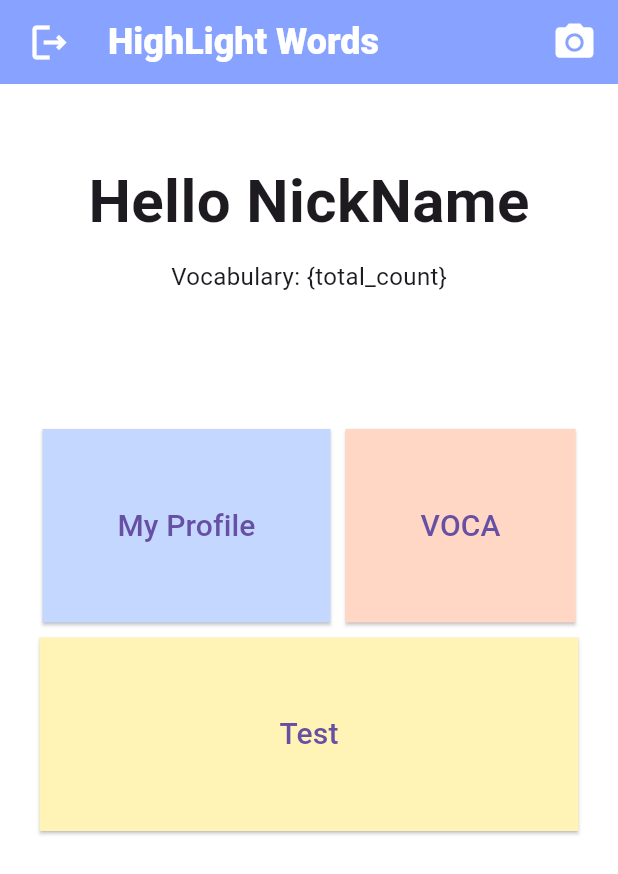
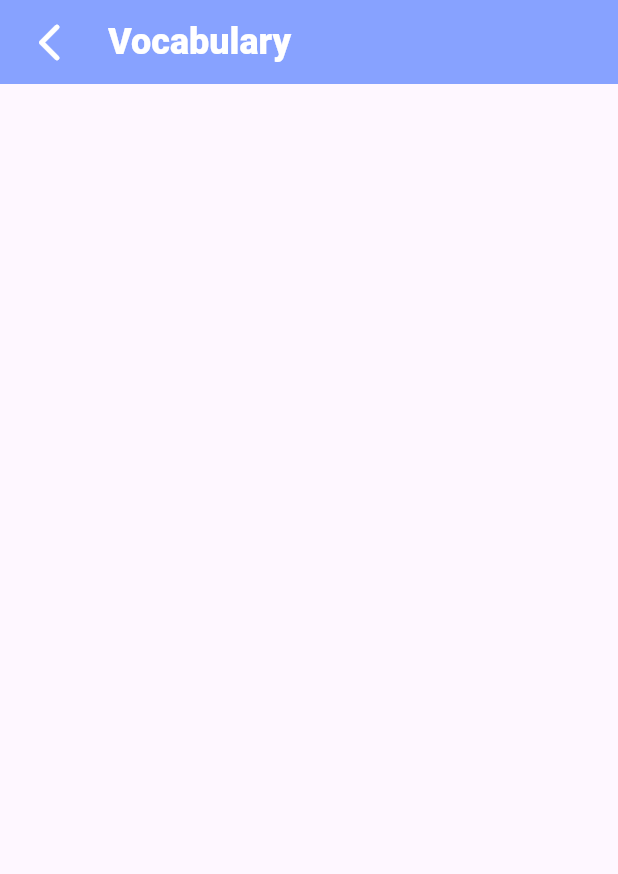
Before and after one commit to Parkseojin2001/Highlight-word, a Flutter app: the screen it shows after launch, after a tap on "VOCA", on a phone screen of 412 x 824 dp. Shown: the top 874 px of the screen. Run offline on Flutter 3.47's test engine with Material 3 defaults, Android fonts, the light colour scheme and no system bars.

Commit message:
home_screen UI 구현

```diff
--- a/frontend/lib/screens/home_screen.dart
+++ b/frontend/lib/screens/home_screen.dart
@@ -1,14 +1,17 @@
-import 'dart:ui';
+import 'package:flutter/material.dart';
+import 'package:frontend/screens/login_screen.dart';
+import 'package:frontend/screens/test_screen.dart';
+import 'package:frontend/screens/voca_screen.dart';
+import 'package:frontend/screens/profile_screen.dart';
 
-import 'package:flutter/cupertino.dart';
-import 'package:flutter/material.dart';
-import 'package:flutter/painting.dart';
-import 'package:flutter/rendering.dart';
-import 'package:flutter/widgets.dart';
-
-class HomeScreen extends StatelessWidget {
+class HomeScreen extends StatefulWidget {
   const HomeScreen({super.key});
 
+  @override
+  State<HomeScreen> createState() => _HomeScreenState();
+}
+
+class _HomeScreenState extends State<HomeScreen> {
   @override
   Widget build(BuildContext context) {
     return MaterialApp(
@@ -20,14 +23,21 @@ class HomeScreen extends StatelessWidget {
             style: TextStyle(
                 fontSize: 24, fontWeight: FontWeight.w800, color: Colors.white),
           ),
-          leading: const IconButton(
-            padding: EdgeInsets.only(left: 10),
-            icon: Icon(
+          leading: IconButton(
+            padding: const EdgeInsets.only(left: 10),
+            icon: const Icon(
               Icons.logout_outlined,
               color: Colors.white,
               size: 30,
             ),
-            onPressed: null,
+            onPressed: () {
+              Navigator.push(
+                context,
+                MaterialPageRoute(
+                  builder: (context) => const LoginScreen(),
+                ),
+              );
+            },
           ),
           actions: const [
             IconButton(
@@ -86,7 +96,13 @@ class HomeScreen extends StatelessWidget {
                           borderRadius: BorderRadius.zero,
                         ),
                       ),
-                      onPressed: () {},
+                      onPressed: () {
+                        Navigator.push(
+                          context,
+                          MaterialPageRoute(
+                              builder: (content) => const ProfileScreen()),
+                        );
+                      },
                       child: const Text(
                         "My Profile",
                         style: TextStyle(
@@ -97,12 +113,19 @@ class HomeScreen extends StatelessWidget {
                     const SizedBox(width: 10),
                     ElevatedButton(
                       style: ElevatedButton.styleFrom(
-                          backgroundColor: const Color(0xffFFD7C4),
-                          padding: const EdgeInsets.all(50),
-                          shape: const RoundedRectangleBorder(
-                            borderRadius: BorderRadius.zero,
-                          )),
-                      onPressed: () {},
+                        backgroundColor: const Color(0xffFFD7C4),
+                        padding: const EdgeInsets.all(50),
+                        shape: const RoundedRectangleBorder(
+                          borderRadius: BorderRadius.zero,
+                        ),
+                      ),
+                      onPressed: () {
+                        Navigator.push(
+                          context,
+                          MaterialPageRoute(
+                              builder: (content) => const VocaScreen()),
+                        );
+                      },
                       child: const Text(
                         "VOCA",
                         style: TextStyle(
@@ -125,7 +148,13 @@ class HomeScreen extends StatelessWidget {
                           borderRadius: BorderRadius.zero,
                         ),
                       ),
-                      onPressed: () {},
+                      onPressed: () {
+                        Navigator.push(
+                          context,
+                          MaterialPageRoute(
+                              builder: (context) => const TestScreen()),
+                        );
+                      },
                       child: const Text(
                         "Test",
                         style: TextStyle(
--- /dev/null
+++ b/frontend/lib/screens/voca_screen.dart
@@ -0,0 +1,44 @@
+import 'package:flutter/cupertino.dart';
+import 'package:flutter/material.dart';
+import 'package:frontend/screens/home_screen.dart';
+
+class VocaScreen extends StatefulWidget {
+  const VocaScreen({super.key});
+
+  @override
+  State<VocaScreen> createState() => _VocaScreenState();
+}
+
+class _VocaScreenState extends State<VocaScreen> {
+  @override
+  Widget build(BuildContext context) {
+    return MaterialApp(
+      home: Scaffold(
+        appBar: AppBar(
+          backgroundColor: const Color(0xff87A2FF),
+          title: const Text(
+            "Vocabulary",
+            style: TextStyle(
+                fontSize: 24, fontWeight: FontWeight.w800, color: Colors.white),
+          ),
+          leading: IconButton(
+            padding: const EdgeInsets.only(left: 10),
+            icon: const Icon(
+              Icons.arrow_back_ios_new_rounded,
+              color: Colors.white,
+              size: 30,
+            ),
+            onPressed: () {
+              Navigator.push(
+                context,
+                MaterialPageRoute(
+                  builder: (context) => const HomeScreen(),
+                ),
+              );
+            },
+          ),
+        ),
+      ),
+    );
+  }
+}
```
Also changed, not shown: frontend/lib/screens/profile_screen.dart (added, +38 -0 lines), frontend/lib/screens/test_screen.dart (added, +44 -0 lines).
